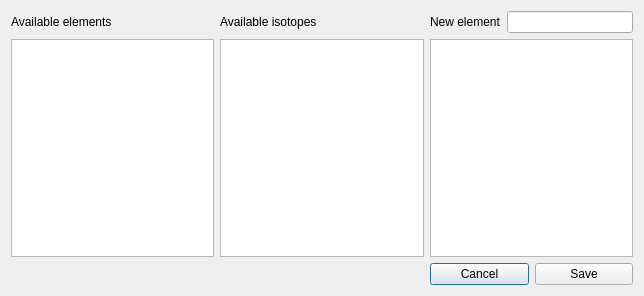
k61n/openhkl, file apps/NSXQt/ui/Chemistry/ElementManagerDialog.ui: the form before one commit.
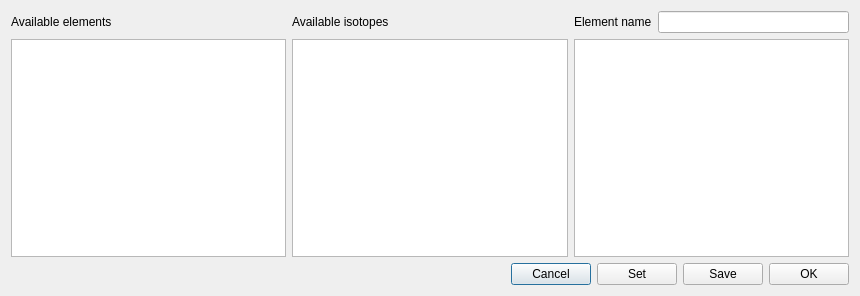
The form after the commit. Custom widgets are drawn as their Qt base class.

Commit message: Completed the ElementManagerDialog dialog

The edit to the form file:
```diff
--- a/apps/NSXQt/ui/Chemistry/ElementManagerDialog.ui
+++ b/apps/NSXQt/ui/Chemistry/ElementManagerDialog.ui
@@ -6,7 +6,7 @@
    <rect>
     <x>0</x>
     <y>0</y>
-    <width>644</width>
+    <width>860</width>
     <height>296</height>
    </rect>
   </property>
@@ -33,7 +33,7 @@
      <item>
       <widget class="QLabel" name="label_3">
        <property name="text">
-        <string>New element</string>
+        <string>Element name</string>
        </property>
       </widget>
      </item>
@@ -47,6 +47,9 @@
      <property name="dragDropMode">
       <enum>QAbstractItemView::DragOnly</enum>
      </property>
+     <property name="sortingEnabled">
+      <bool>true</bool>
+     </property>
     </widget>
    </item>
    <item row="1" column="1">
@@ -60,6 +63,9 @@
      <property name="selectionMode">
       <enum>QAbstractItemView::SingleSelection</enum>
      </property>
+     <property name="sortingEnabled">
+      <bool>true</bool>
+     </property>
     </widget>
    </item>
    <item row="1" column="2">
@@ -79,6 +85,9 @@
      <property name="gridStyle">
       <enum>Qt::NoPen</enum>
      </property>
+     <property name="sortingEnabled">
+      <bool>false</bool>
+     </property>
      <attribute name="horizontalHeaderHighlightSections">
       <bool>false</bool>
      </attribute>
@@ -90,22 +99,97 @@
      </attribute>
     </widget>
    </item>
-   <item row="2" column="2">
+   <item row="2" column="0" colspan="3">
     <layout class="QHBoxLayout" name="actionsLayout">
+     <item>
+      <spacer name="horizontalSpacer">
+       <property name="orientation">
+        <enum>Qt::Horizontal</enum>
+       </property>
+       <property name="sizeHint" stdset="0">
+        <size>
+         <width>40</width>
+         <height>20</height>
+        </size>
+       </property>
+      </spacer>
+     </item>
      <item>
       <widget class="QPushButton" name="cancelButton">
+       <property name="sizePolicy">
+        <sizepolicy hsizetype="Fixed" vsizetype="Fixed">
+         <horstretch>0</horstretch>
+         <verstretch>0</verstretch>
+        </sizepolicy>
+       </property>
+       <property name="maximumSize">
+        <size>
+         <width>110</width>
+         <height>16777215</height>
+        </size>
+       </property>
        <property name="text">
         <string>Cancel</string>
        </property>
       </widget>
      </item>
+     <item>
+      <widget class="QPushButton" name="setButton">
+       <property name="sizePolicy">
+        <sizepolicy hsizetype="Fixed" vsizetype="Fixed">
+         <horstretch>0</horstretch>
+         <verstretch>0</verstretch>
+        </sizepolicy>
+       </property>
+       <property name="maximumSize">
+        <size>
+         <width>110</width>
+         <height>16777215</height>
+        </size>
+       </property>
+       <property name="text">
+        <string>Set</string>
+       </property>
+      </widget>
+     </item>
      <item>
       <widget class="QPushButton" name="saveButton">
+       <property name="sizePolicy">
+        <sizepolicy hsizetype="Fixed" vsizetype="Fixed">
+         <horstretch>0</horstretch>
+         <verstretch>0</verstretch>
+        </sizepolicy>
+       </property>
+       <property name="maximumSize">
+        <size>
+         <width>110</width>
+         <height>16777215</height>
+        </size>
+       </property>
        <property name="text">
         <string>Save</string>
        </property>
       </widget>
      </item>
+     <item>
+      <widget class="QPushButton" name="okButton">
+       <property name="sizePolicy">
+        <sizepolicy hsizetype="Fixed" vsizetype="Fixed">
+         <horstretch>0</horstretch>
+         <verstretch>0</verstretch>
+        </sizepolicy>
+       </property>
+       <property name="maximumSize">
+        <size>
+         <width>110</width>
+         <height>16777215</height>
+        </size>
+       </property>
+       <property name="text">
+        <string>OK</string>
+       </property>
+      </widget>
+     </item>
     </layout>
    </item>
   </layout>
```
Left out of the diff: 2 changed lines with no effect on the pictures. The commit also changes 10 other files.
